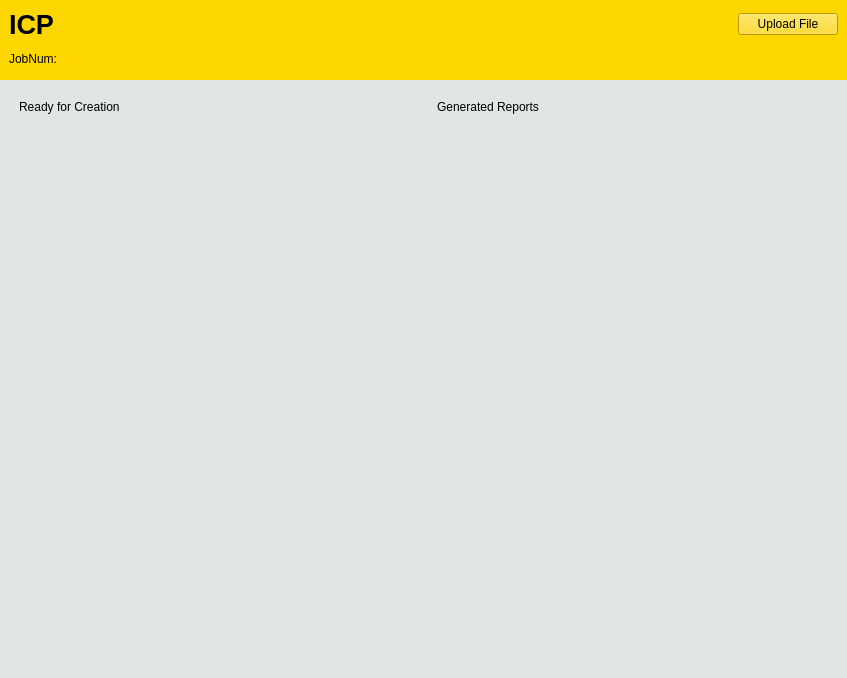
First picture: the form in application/tester.ui, repository layup/LIMS, before the edit.
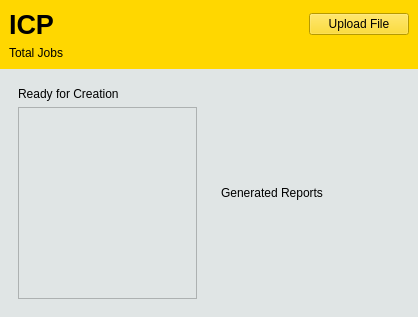
Second picture: the form after the edit.

The edit to the form file:
```diff
--- a/application/tester.ui
+++ b/application/tester.ui
@@ -6,8 +6,8 @@
    <rect>
     <x>0</x>
     <y>0</y>
-    <width>847</width>
-    <height>678</height>
+    <width>194</width>
+    <height>0</height>
    </rect>
   </property>
   <property name="windowTitle">
@@ -64,7 +64,7 @@
       <item row="2" column="0">
        <widget class="QLabel" name="label_12">
         <property name="text">
-         <string>JobNum: </string>
+         <string>Total Jobs </string>
         </property>
        </widget>
       </item>
@@ -92,36 +92,43 @@
      <layout class="QGridLayout" name="gridLayout">
       <item row="0" column="0">
        <widget class="QWidget" name="widget_2" native="true">
+        <property name="sizePolicy">
+         <sizepolicy hsizetype="Preferred" vsizetype="Preferred">
+          <horstretch>1</horstretch>
+          <verstretch>0</verstretch>
+         </sizepolicy>
+        </property>
+        <layout class="QVBoxLayout" name="verticalLayout_3">
+         <item>
         <widget class="QLabel" name="label">
-         <property name="geometry">
-          <rect>
-           <x>10</x>
-           <y>10</y>
-           <width>121</width>
-           <height>16</height>
-          </rect>
-         </property>
          <property name="text">
           <string>Ready for Creation</string>
          </property>
         </widget>
+         </item>
+         <item>
+          <widget class="QTableView" name="tableView"/>
+         </item>
+        </layout>
        </widget>
       </item>
       <item row="0" column="1">
        <widget class="QWidget" name="widget_4" native="true">
+        <property name="sizePolicy">
+         <sizepolicy hsizetype="Preferred" vsizetype="Preferred">
+          <horstretch>1</horstretch>
+          <verstretch>0</verstretch>
+         </sizepolicy>
+        </property>
+        <layout class="QVBoxLayout" name="verticalLayout_2">
+         <item>
         <widget class="QLabel" name="label_2">
-         <property name="geometry">
-          <rect>
-           <x>10</x>
-           <y>10</y>
-           <width>141</width>
-           <height>16</height>
-          </rect>
-         </property>
          <property name="text">
           <string>Generated Reports</string>
          </property>
         </widget>
+         </item>
+        </layout>
        </widget>
       </item>
      </layout>
```
Lines whose indentation alone changed are shown as unchanged.
